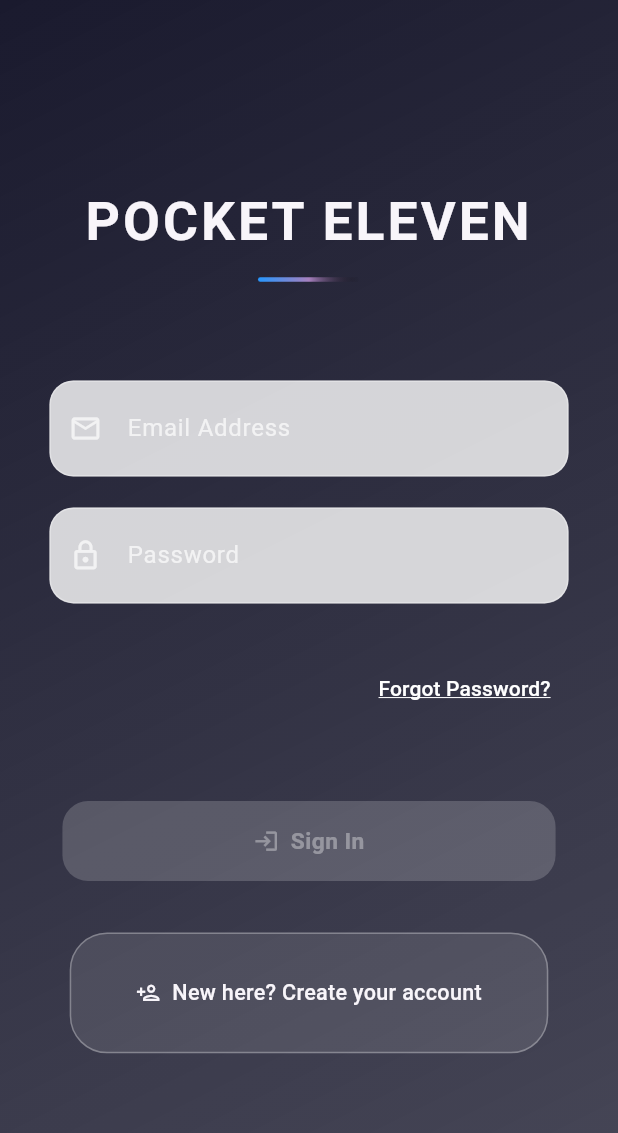
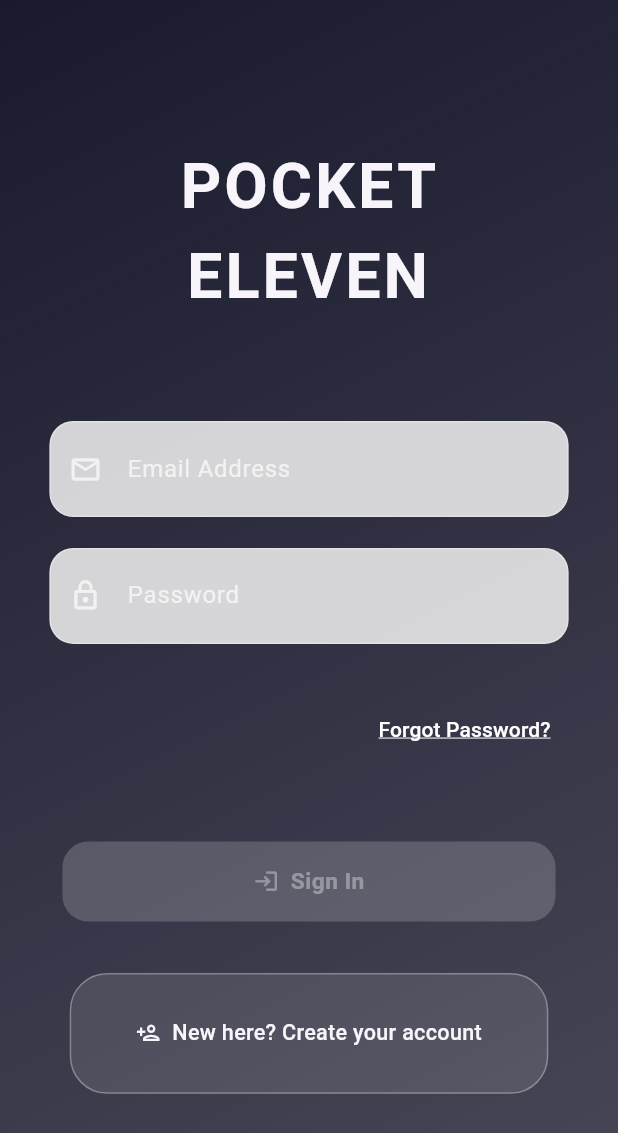
Before and after one commit to V3X3N/Pocket-Eleven, a Flutter app: the screen it shows after launch, on a phone screen of 412 x 824 dp. Shown: the top 1133 px of the screen. Run offline on Flutter 3.47's test engine with Material 3 defaults, Android fonts, the phone set to English and light mode, and no system bars; our stand-ins replace cloud_firestore, firebase_auth, firebase_core, google_nav_bar, loading_animation_widget, unicons; missing offline and left inert: random_name_generator; accounts and stored records are empty; generated files the repository leaves out were written again.

Commit message:
fixed app_title widget

````diff
--- a/lib/pages/loading/login_register/login_page.dart
+++ b/lib/pages/loading/login_register/login_page.dart
@@ -122,7 +122,6 @@ class _LoginPageState extends State<LoginPage> {
                   const AppTitle(
                     title: 'POCKET ELEVEN',
                     fontSize: 42,
-                    showUnderline: true,
                   ),
                   SizedBox(height: constraints.maxHeight * 0.08),
                   _buildEmailField(),
--- a/lib/pages/loading/login_register/register_page.dart
+++ b/lib/pages/loading/login_register/register_page.dart
@@ -140,7 +140,6 @@ class _RegisterPageState extends State<RegisterPage> {
                     title: 'POCKET ELEVEN',
                     fontSize: 42,
                     letterSpacing: 3,
-                    showUnderline: true,
                   ),
                   const SizedBox(height: 48),
                   ..._buildFormFields(),
--- a/lib/pages/loading/login_register/widgets/app_title_widget.dart
+++ b/lib/pages/loading/login_register/widgets/app_title_widget.dart
@@ -1,58 +1,14 @@
-// File: widgets/common/app_title.dart
 import 'package:flutter/material.dart';
 import 'package:pocket_eleven/design/colors.dart';
 
-/// **Reusable app title with modern styling and optional underline**
-///
-/// Creates a stylized title with gradient underline decoration.
-/// Responsive font sizing and optimized rendering.
-///
-/// **Parameters:**
-/// - [title] - The title text to display (required)
-/// - [fontSize] - Title font size (default: 32)
-/// - [fontWeight] - Title font weight (default: bold)
-/// - [color] - Title text color (default: AppColors.textEnabledColor)
-/// - [letterSpacing] - Letter spacing (default: 2)
-/// - [showUnderline] - Show gradient underline (default: false)
-/// - [underlineColors] - Gradient colors for underline
-/// - [underlineWidth] - Width of underline (default: 80)
-/// - [underlineHeight] - Height of underline (default: 3)
-///
-/// **Usage:**
-/// ```dart
-/// AppTitle(
-///   title: 'MY APP',
-///   fontSize: 36,
-///   showUnderline: true,
-/// )
-/// ```
+/// Creates a clean, responsive title without decorative elements.
+
 class AppTitle extends StatelessWidget {
-  /// The title text to display
   final String title;
-
-  /// Font size of the title
   final double fontSize;
-
-  /// Font weight of the title
   final FontWeight fontWeight;
-
-  /// Text color
   final Color color;
-
-  /// Letter spacing
   final double letterSpacing;
-
-  /// Whether to show underline decoration
-  final bool showUnderline;
-
-  /// Colors for gradient underline
-  final List<Color>? underlineColors;
-
-  /// Width of the underline
-  final double underlineWidth;
-
-  /// Height of the underline
-  final double underlineHeight;
 
   const AppTitle({
     super.key,
@@ -61,22 +17,14 @@ class AppTitle extends StatelessWidget {
     this.fontWeight = FontWeight.bold,
     this.color = AppColors.textEnabledColor,
     this.letterSpacing = 2,
-    this.showUnderline = false,
-    this.underlineColors,
-    this.underlineWidth = 80,
-    this.underlineHeight = 3,
   });
 
   @override
   Widget build(BuildContext context) {
-    // Responsive font size based on screen width
     final screenWidth = MediaQuery.of(context).size.width;
-    final responsiveFontSize = _getResponsiveFontSize(screenWidth);
+    final responsiveFontSize = screenWidth > 400 ? fontSize : fontSize * 0.8;
 
-    return RepaintBoundary(
-      child: Column(
-        children: [
-          Text(
+    return Text(
       title,
       style: TextStyle(
         fontSize: responsiveFontSize,
@@ -85,47 +33,6 @@ class AppTitle extends StatelessWidget {
         letterSpacing: letterSpacing,
       ),
       textAlign: TextAlign.center,
-          ),
-          if (showUnderline) ...[
-            const SizedBox(height: 12),
-            _buildUnderline(context),
-          ],
-        ],
-      ),
     );
   }
-
-  Widget _buildUnderline(BuildContext context) {
-    final colors = underlineColors ??
-        [
-          AppColors.blueColor,
-          AppColors.playerPurple,
-          Colors.transparent,
-        ];
-
-    // Responsive underline width
-    final screenWidth = MediaQuery.of(context).size.width;
-    final responsiveWidth = _getResponsiveUnderlineWidth(screenWidth);
-
-    return Container(
-      height: underlineHeight,
-      width: responsiveWidth,
-      decoration: BoxDecoration(
-        gradient: LinearGradient(colors: colors),
-        borderRadius: BorderRadius.circular(underlineHeight / 2),
-      ),
-    );
 }
-
-  double _getResponsiveFontSize(double screenWidth) {
-    if (screenWidth > 600) return fontSize;
-    if (screenWidth > 400) return fontSize * 0.85;
-    return fontSize * 0.75;
-  }
-
-  double _getResponsiveUnderlineWidth(double screenWidth) {
-    if (screenWidth > 600) return underlineWidth;
-    if (screenWidth > 400) return underlineWidth * 0.85;
-    return underlineWidth * 0.75;
-  }
-}
````
Lines whose indentation alone changed are shown as unchanged.
